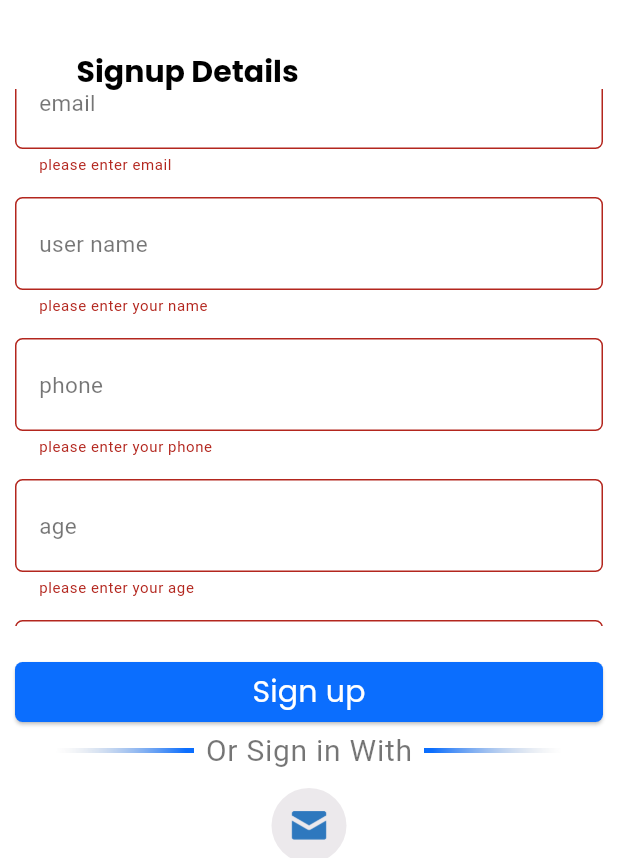
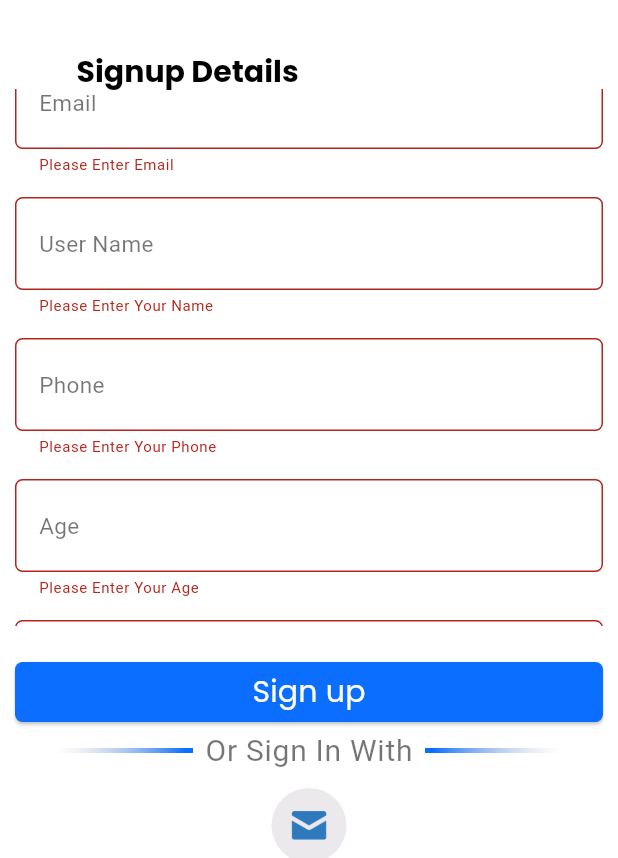
Before and after one commit to zeyad-elaraby/todo_app, a Flutter app: the SignupScreen screen opened by its route, scrolled down 32 dp, after a tap on "Sign up", on a phone screen of 412 x 824 dp. Shown: the part 358-1216 px from the top of the screen. Run offline on Flutter 3.47's test engine with Material 3 defaults, Android fonts, the phone set to English and light mode, and no system bars; our stand-ins replace calendar_timeline, cloud_firestore, easy_localization, firebase_auth, firebase_core, flutter_slidable and 2 more; accounts and stored records are empty; Roboto replaces fonts that are missing (Inder).

Commit message:
finish localization

```diff
--- a/lib/home_screen.dart
+++ b/lib/home_screen.dart
@@ -23,7 +23,6 @@ class _HomeScreenState extends State<HomeScreen> {
   int selectedIndex = 0;
   @override
   Widget build(BuildContext context) {
-var provider=Provider.of<MyProvider>(context);
 var authProvider = Provider.of<AuthenticationProvider>(context);
 
     return Scaffold(
--- a/lib/main.dart
+++ b/lib/main.dart
@@ -46,7 +46,7 @@ class MyApp extends StatelessWidget {
   // MyApp({super.key});
   @override
   Widget build(BuildContext context) {
-      provider = Provider.of<MyProvider>(context);  //when i put var before provider i get the tasks
+    var  provider = Provider.of<MyProvider>(context);  //when i put var before provider i get the tasks
       authenticationProvider = Provider.of<AuthenticationProvider>(context);
     getTheme();
     return MaterialApp(
--- a/lib/signup/sign_up.dart
+++ b/lib/signup/sign_up.dart
@@ -1,6 +1,8 @@
+import 'package:easy_localization/easy_localization.dart';
 import 'package:flutter/material.dart';
 import 'package:google_fonts/google_fonts.dart';
 import 'package:provider/provider.dart';
+import 'package:todo_app/bottom_sheets/add_task_bottom_sheet.dart';
 import 'package:todo_app/firebase_functions.dart';
 import 'package:todo_app/my_theme_data.dart';
 import 'package:todo_app/providers/my_provider.dart';
@@ -47,7 +49,7 @@ class _SignupScreenState extends State<SignupScreen> {
                     height: 36,
                   ),
                   Text(
-                    "Signup Details",
+                    "signup_details".tr(),
                     style: Theme.of(context).textTheme.titleLarge,
                   )
                 ],
@@ -65,20 +67,20 @@ class _SignupScreenState extends State<SignupScreen> {
                       TextFormField(
                         validator: (value) {
                           if (value == null || value.isEmpty) {
-                            return "please enter email";
+                            return "please_enter_email".tr();
                           }
                           final bool emailValid = RegExp(
                                   r"^[a-zA-Z0-9.a-zA-Z0-9.!#$%&'*+-/=?^_`{|}~]+@[a-zA-Z0-9]+\.[a-zA-Z]+")
                               .hasMatch(value);
                           if (!emailValid) {
-                            return "please enter valid email format";
+                            return "please_enter_valid_email_format".tr();
                           }
                           return null;
                         },
                         controller: emailController,
                         keyboardType: TextInputType.emailAddress,
                         decoration: InputDecoration(
-                            labelText: "email",
+                            labelText: "email".tr(),
                             labelStyle: Theme.of(context).textTheme.bodyMedium,
                             border: OutlineInputBorder(
                                 borderRadius: BorderRadius.circular(5))),
@@ -89,14 +91,14 @@ class _SignupScreenState extends State<SignupScreen> {
                       TextFormField(
                         validator: (value) {
                           if (value == null || value.isEmpty) {
-                            return "please enter your name";
+                            return "please_enter_your_name".tr();
                           } else {
                             return null;
                           }
                         },
                         controller: userNameController,
                         decoration: InputDecoration(
-                            labelText: "user name",
+                            labelText: "user_name".tr(),
                             labelStyle: Theme.of(context).textTheme.bodyMedium,
                             border: OutlineInputBorder(
                                 borderRadius: BorderRadius.circular(5))),
@@ -107,7 +109,7 @@ class _SignupScreenState extends State<SignupScreen> {
                       TextFormField(
                         validator: (value) {
                           if (value == null || value.isEmpty) {
-                            return "please enter your phone";
+                            return "please_enter_your_phone".tr();
                           } else {
                             return null;
                           }
@@ -115,7 +117,7 @@ class _SignupScreenState extends State<SignupScreen> {
                         controller: phoneController,
                         keyboardType: TextInputType.number,
                         decoration: InputDecoration(
-                            labelText: "phone",
+                            labelText: "phone".tr(),
                             labelStyle: Theme.of(context).textTheme.bodyMedium,
                             border: OutlineInputBorder(
                                 borderRadius: BorderRadius.circular(5))),
@@ -126,7 +128,7 @@ class _SignupScreenState extends State<SignupScreen> {
                       TextFormField(
                         validator: (value) {
                           if (value == null || value.isEmpty) {
-                            return "please enter your age";
+                            return "please_enter_your_age".tr();
                           } else {
                             return null;
                           }
@@ -134,7 +136,7 @@ class _SignupScreenState extends State<SignupScreen> {
                         controller: ageController,
                         keyboardType: TextInputType.number,
                         decoration: InputDecoration(
-                          labelText: "age",
+                          labelText: "age".tr(),
                           labelStyle: Theme.of(context).textTheme.bodyMedium,
                           border: OutlineInputBorder(
                               borderRadius: BorderRadius.circular(5)),
@@ -146,13 +148,13 @@ class _SignupScreenState extends State<SignupScreen> {
                       TextFormField(
                         validator: (value) {
                           if (value == null || value.isEmpty) {
-                            return 'Please enter password';
+                            return 'please_enter_password'.tr();
                           }
                           final bool passwordValid = RegExp(
                                   r'^(?=.*?[A-Z])(?=.*?[a-z])(?=.*?[0-9])(?=.*?[!@#\$&*~]).{8,}$')
                               .hasMatch(value);
                           if (!passwordValid) {
-                            return 'Enter valid password format';
+                            return 'enter_valid_password_format'.tr();
                           }
                           return null;
                         },
@@ -175,7 +177,7 @@ class _SignupScreenState extends State<SignupScreen> {
                                 ? Colors.grey
                                 : Colors.white,),
                           ),
-                          labelText: "password",
+                          labelText: "password".tr(),
                           labelStyle: Theme.of(context).textTheme.bodyMedium,
                           border: OutlineInputBorder(
                               borderRadius: BorderRadius.circular(5)),
@@ -213,14 +215,14 @@ class _SignupScreenState extends State<SignupScreen> {
                             showDialog(
                               context: context,
                               builder: (context) => AlertDialog(
-                                title: Text("Error"),
+                                title: Text("error".tr()),
                                 content: Text(error),
                                 actions: [
                                   ElevatedButton(
                                       onPressed: () {
                                         Navigator.pop(context);
                                       },
-                                      child: Text("ok!!"))
+                                      child: Text("ok!".tr()))
                                 ],
                               ),
                             );
@@ -228,7 +230,7 @@ class _SignupScreenState extends State<SignupScreen> {
                         }
                       },
                       child: Text(
-                        "Sign up",
+                        "sign_up".tr(),
                         style: TextStyle(color: Colors.white),
                       ))),
               Row(
@@ -238,7 +240,7 @@ class _SignupScreenState extends State<SignupScreen> {
                           image: AssetImage("assets/images/left_divider.png"))),
                   Padding(
                     padding: const EdgeInsets.symmetric(horizontal: 8),
-                    child: Text("Or Sign in With",
+                    child: Text("or_sign_in_with".tr(),
                         style: Theme.of(context).textTheme.bodyLarge),
                   ),
                   Expanded(
--- a/lib/tabs/settings_tab.dart
+++ b/lib/tabs/settings_tab.dart
@@ -107,7 +107,7 @@ class SettingsTab extends StatelessWidget {
             padding: EdgeInsets.symmetric(vertical: 90),
             child: Column(
               children: [
-                Text("logout",style: Theme.of(context).textTheme.titleMedium),
+                Text("logout".tr(),style: Theme.of(context).textTheme.titleMedium),
                 SizedBox(height: 4,),
                 InkWell(
                   onTap:() {
```
Also changed, not shown: assets/translations/ar.json (+31 -1 lines), assets/translations/en.json (+30 -1 lines), lib/edit_task_screen.dart (+5 -5 lines), lib/login/login_screen.dart (+11 -9 lines), lib/tabs/tasks_tab.dart (+25 -20 lines), lib/task_Item.dart (+13 -6 lines).
